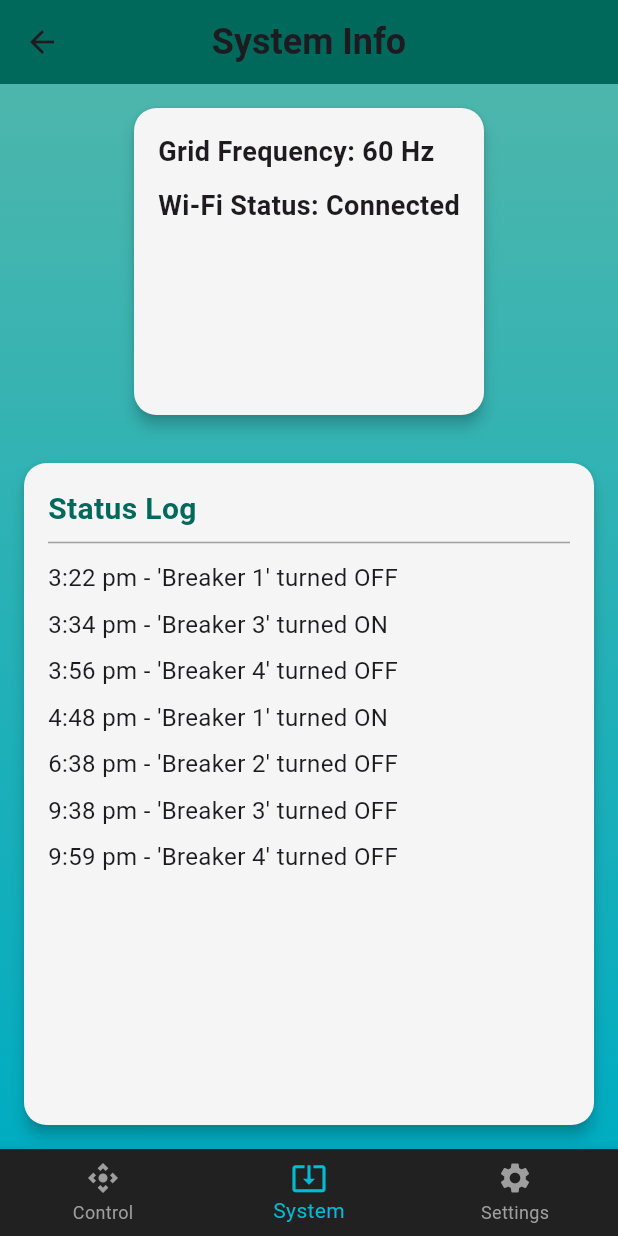
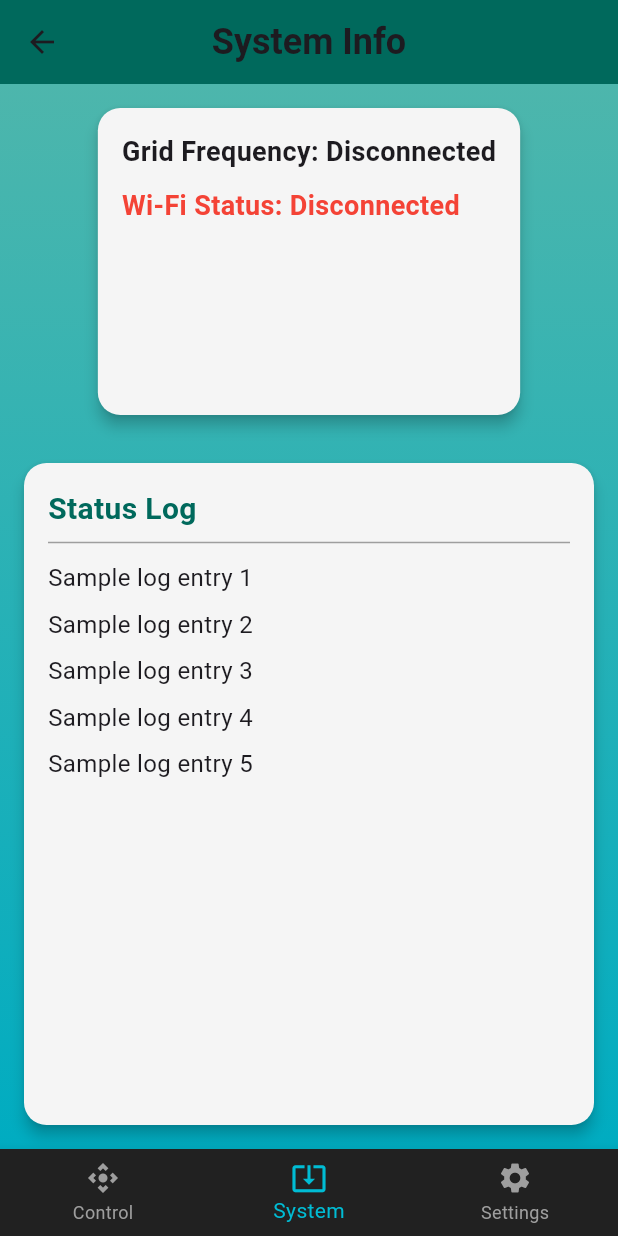
Before and after one commit to saxojeblin/BEAM, a Flutter app: the screen it shows after launch, item 2 of the bottom bar chosen, on a phone screen of 412 x 824 dp. Run offline on Flutter 3.47's test engine with Material 3 defaults, Android fonts, the phone set to English and light mode, and no system bars; network calls fail.

Commit message:
initial websocket implementation

```diff
--- a/beam_app/lib/main.dart
+++ b/beam_app/lib/main.dart
@@ -2,6 +2,7 @@
 
 import 'package:flutter/material.dart';
 import 'package:http/http.dart' as http;
+import 'package:web_socket_channel/io.dart';
 import 'dart:convert';
 
 void main() {
@@ -254,20 +255,52 @@
 }
 
 class _SystemPageState extends State<SystemPage> {
-  // Placeholder for system information
-  String gridFrequency = "60 Hz";
+  String gridFrequency = "60 Hz"; // Default value
   String wifiStatus = "Connected";
+  late IOWebSocketChannel channel;
+  final String esp32Ip = "192.168.4.1"; // ESP32 AP IP address
+  bool isConnected = false; // WebSocket connection status
 
-  // Log of status changes
-  List<String> statusLog = [
-    "3:22 pm - 'Breaker 1' turned OFF",
-    "3:34 pm - 'Breaker 3' turned ON",
-    "3:56 pm - 'Breaker 4' turned OFF",
-    "4:48 pm - 'Breaker 1' turned ON",
-    "6:38 pm - 'Breaker 2' turned OFF",
-    "9:38 pm - 'Breaker 3' turned OFF",
-    "9:59 pm - 'Breaker 4' turned OFF",
-  ];
+  @override
+  void initState() {
+    super.initState();
+    connectWebSocket();
+  }
+
+  void connectWebSocket() {
+    String url = "ws://$esp32Ip:81"; // WebSocket URL
+    channel = IOWebSocketChannel.connect(url);
+
+    channel.stream.listen(
+      (message) {
+        var jsonResponse = jsonDecode(message);
+        if (jsonResponse.containsKey("frequency")) {
+          setState(() {
+            gridFrequency = "${jsonResponse['frequency']} Hz";
+            isConnected = true;
+          });
+        }
+      },
+      onError: (error) {
+        setState(() {
+          gridFrequency = "Disconnected";
+          isConnected = false;
+        });
+      },
+      onDone: () {
+        setState(() {
+          gridFrequency = "Disconnected";
+          isConnected = false;
+        });
+      },
+    );
+  }
+
+  @override
+  void dispose() {
+    channel.sink.close(); // Close WebSocket when leaving the page
+    super.dispose();
+  }
 
   @override
   Widget build(BuildContext context) {
@@ -276,10 +309,7 @@
         backgroundColor: Colors.teal.shade800,
         title: const Text(
           'System Info',
-          style: TextStyle(
-            fontSize: 24,
-            fontWeight: FontWeight.bold,
-          ),
+          style: TextStyle(fontSize: 24, fontWeight: FontWeight.bold),
         ),
         centerTitle: true,
       ),
@@ -317,8 +347,12 @@
                               ),
                               SizedBox(height: 10),
                               Text(
-                                'Wi-Fi Status: $wifiStatus',
-                                style: TextStyle(fontSize: 18, fontWeight: FontWeight.bold),
+                                'Wi-Fi Status: ${isConnected ? "Connected" : "Disconnected"}',
+                                style: TextStyle(
+                                  fontSize: 18,
+                                  fontWeight: FontWeight.bold,
+                                  color: isConnected ? Colors.green : Colors.red,
+                                ),
                               ),
                             ],
                           ),
@@ -352,12 +386,12 @@
                               Divider(color: Colors.grey),
                               Expanded(
                                 child: ListView.builder(
-                                  itemCount: statusLog.length,
+                                  itemCount: 5, // Placeholder for log entries
                                   itemBuilder: (context, index) {
                                     return Padding(
                                       padding: const EdgeInsets.symmetric(vertical: 4.0),
                                       child: Text(
-                                        statusLog[index],
+                                        "Sample log entry ${index + 1}",
                                         style: TextStyle(fontSize: 16),
                                       ),
                                     );
@@ -385,7 +419,7 @@
           BottomNavigationBarItem(icon: Icon(Icons.system_update_alt), label: 'System'),
           BottomNavigationBarItem(icon: Icon(Icons.settings), label: 'Settings'),
         ],
-        currentIndex: 1, // Set to 1 for the System page
+        currentIndex: 1, // System Page
         onTap: (index) {
           if (index == 0) {
             Navigator.push(
@@ -466,7 +500,7 @@
       }
     } catch (e) {
       ScaffoldMessenger.of(context).showSnackBar(
-        SnackBar(content: Text("Error: Could not connect to ESP32.")),
+        SnackBar(content: Text("Error: Could not connect to BEAM. Check server connection.")),
       );
     }
 
--- a/beam_app/pubspec.yaml
+++ b/beam_app/pubspec.yaml
@@ -37,6 +37,7 @@ dependencies:
 
   # http dependency of wi-fi
   http: ^1.2.2
+  web_socket_channel: ^2.4.0
 
 dev_dependencies:
   flutter_test:
```
Also changed, not shown: beam_app/pubspec.lock, 3 other files.
